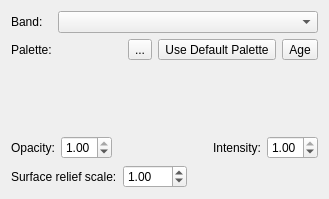
Qt form src/qt-widgets/RasterLayerOptionsWidgetUi.ui (GPlates/GPlates) before a commit.
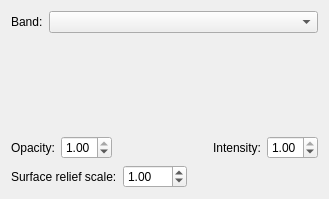
The same form after that commit. Icons and pictures are not drawn.

Patch:
```diff
--- a/src/qt-widgets/RasterLayerOptionsWidgetUi.ui
+++ b/src/qt-widgets/RasterLayerOptionsWidgetUi.ui
@@ -29,13 +29,6 @@
        </property>
       </widget>
      </item>
-     <item row="1" column="0">
-      <widget class="QLabel" name="palette_label">
-       <property name="text">
-        <string>Palette:</string>
-       </property>
-      </widget>
-     </item>
      <item row="0" column="1">
       <widget class="QComboBox" name="band_combobox">
        <property name="sizePolicy">
@@ -46,88 +39,11 @@
        </property>
       </widget>
      </item>
-     <item row="1" column="1">
-      <widget class="QWidget" name="palette_widget" native="true">
-       <property name="sizePolicy">
-        <sizepolicy hsizetype="Expanding" vsizetype="Preferred">
-         <horstretch>0</horstretch>
-         <verstretch>0</verstretch>
-        </sizepolicy>
-       </property>
-       <layout class="QHBoxLayout" name="horizontalLayout_2">
-        <property name="margin">
-         <number>0</number>
-        </property>
-        <item>
-         <widget class="QWidget" name="palette_filename_placeholder_widget" native="true"/>
-        </item>
-        <item>
-         <widget class="QToolButton" name="select_palette_filename_button">
-          <property name="sizePolicy">
-           <sizepolicy hsizetype="Fixed" vsizetype="Preferred">
-            <horstretch>0</horstretch>
-            <verstretch>0</verstretch>
-           </sizepolicy>
-          </property>
-          <property name="toolTip">
-           <string>Choose CPT File</string>
-          </property>
-          <property name="text">
-           <string>...</string>
-          </property>
-         </widget>
-        </item>
-        <item>
-         <widget class="QToolButton" name="use_default_palette_button">
-          <property name="sizePolicy">
-           <sizepolicy hsizetype="Fixed" vsizetype="Preferred">
-            <horstretch>0</horstretch>
-            <verstretch>0</verstretch>
-           </sizepolicy>
-          </property>
-          <property name="toolTip">
-           <string>Use Default Palette</string>
-          </property>
-          <property name="text">
-           <string>Use Default Palette</string>
-          </property>
-          <property name="icon">
-           <iconset resource="../qt-resources/qt_widgets.qrc">
-            <normaloff>:/tango_undo_16.png</normaloff>:/tango_undo_16.png</iconset>
-          </property>
-         </widget>
-        </item>
-        <item>
-         <widget class="QToolButton" name="use_age_palette_button">
-          <property name="sizePolicy">
-           <sizepolicy hsizetype="Fixed" vsizetype="Preferred">
-            <horstretch>0</horstretch>
-            <verstretch>0</verstretch>
-           </sizepolicy>
-          </property>
-          <property name="toolTip">
-           <string>Choose Age CPT</string>
-          </property>
-          <property name="text">
-           <string>Age</string>
-          </property>
-         </widget>
-        </item>
-       </layout>
-      </widget>
-     </item>
-     <item row="2" column="1">
-      <widget class="QWidget" name="colour_scale_placeholder_widget" native="true">
-       <property name="sizePolicy">
-        <sizepolicy hsizetype="Expanding" vsizetype="Expanding">
-         <horstretch>0</horstretch>
-         <verstretch>0</verstretch>
-        </sizepolicy>
-       </property>
-      </widget>
-     </item>
     </layout>
    </item>
+   <item>
+    <widget class="QWidget" name="palette_placeholder_widget" native="true"/>
+   </item>
    <item>
     <layout class="QHBoxLayout" name="opacity_intensity_layout">
      <item>
```
Left out of the diff: 9 changed lines with no effect on the pictures.
